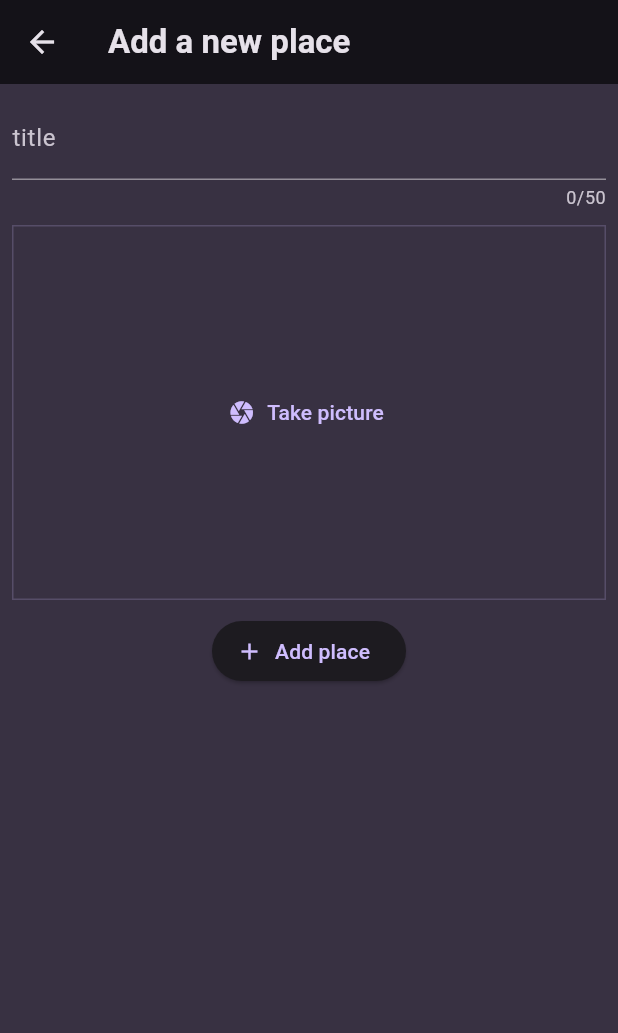
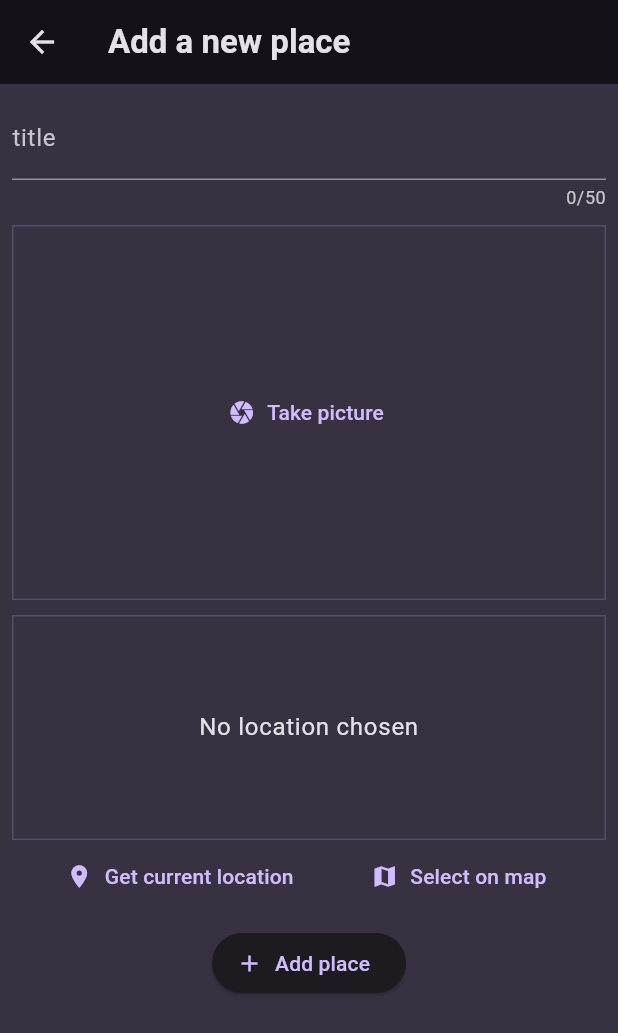
Before and after one commit to lehuutrong1702/favorite_places, a Flutter app: the NewPlace screen opened directly, on a phone screen of 412 x 824 dp. Shown: the top 1033 px of the screen. Run offline on Flutter 3.47's test engine with Material 3 defaults, Android fonts, the phone set to English and light mode, and no system bars; our stand-ins replace flutter_riverpod, google_fonts, image_picker.

Commit message:
add input location UI

```diff
--- /dev/null
+++ b/lib/widgets/location_input.dart
@@ -0,0 +1,54 @@
+import 'package:flutter/material.dart';
+
+class LocationInput extends StatefulWidget {
+  const LocationInput({super.key});
+
+  @override
+  State<LocationInput> createState() {
+    return _LocationInputState();
+  }
+}
+
+class _LocationInputState extends State<LocationInput> {
+  @override
+  Widget build(BuildContext context) {
+    return Column(
+      children: [
+        Container(
+          alignment: Alignment.center,
+          height: 150,
+          width: double.infinity,
+          decoration: BoxDecoration(
+            border: Border.all(
+              width: 1,
+              color: Theme.of(context).colorScheme.primary.withOpacity(0.2),
+            ),
+          ),
+          child: Text(
+            'No location chosen',
+            textAlign: TextAlign.center,
+            style: Theme.of(context)
+                .textTheme
+                .bodyLarge!
+                .copyWith(color: Theme.of(context).colorScheme.onBackground),
+          ),
+        ),
+        Row(
+          mainAxisAlignment: MainAxisAlignment.spaceEvenly,
+          children: [
+            TextButton.icon(
+              onPressed: () {},
+              icon: const Icon(Icons.location_on),
+              label: const Text("Get current location"),
+            ),
+            TextButton.icon(
+              onPressed: () {},
+              icon: const Icon(Icons.map),
+              label: const Text("Select on map"),
+            )
+          ],
+        ),
+      ],
+    );
+  }
+}
--- a/lib/widgets/new_place.dart
+++ b/lib/widgets/new_place.dart
@@ -3,6 +3,7 @@ import 'dart:io';
 import 'package:favorite_places/controllers/places_controller.dart';
 import 'package:favorite_places/models/place.dart';
 import 'package:favorite_places/widgets/add_image.dart';
+import 'package:favorite_places/widgets/location_input.dart';
 import 'package:flutter/material.dart';
 import 'package:flutter_riverpod/flutter_riverpod.dart';
 
@@ -71,6 +72,8 @@ class NewPlace extends ConsumerWidget {
                   },
                 ),
                 const SizedBox(height: 10),
+                LocationInput(),
+                  const SizedBox(height: 10),
                 ElevatedButton.icon(
                   onPressed: () {
                     _savePlace(context, ref);
```
